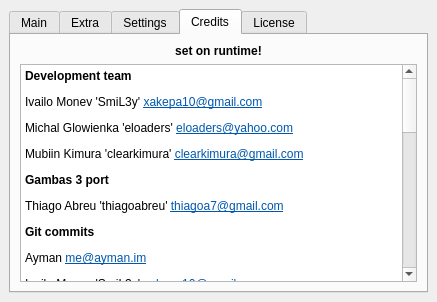
Before: the Qt Designer form src/gui.ui in kamilion/customizer, drawn with Qt 5.
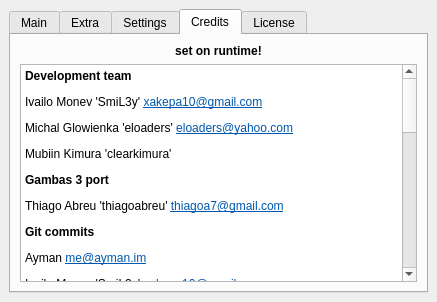
After: the same form once the commit is applied. The open tabs and pages were chosen to show the change. Icons and pictures are not drawn.

Diff of the .ui file:
```diff
--- a/src/gui.ui
+++ b/src/gui.ui
@@ -427,7 +427,7 @@
 &lt;p style=&quot; margin-top:12px; margin-bottom:12px; margin-left:0px; margin-right:0px; -qt-block-indent:0; text-indent:0px;&quot;&gt;&lt;span style=&quot; font-weight:600;&quot;&gt;Development team&lt;/span&gt;&lt;/p&gt;
 &lt;p style=&quot; margin-top:12px; margin-bottom:12px; margin-left:0px; margin-right:0px; -qt-block-indent:0; text-indent:0px;&quot;&gt;Ivailo Monev 'SmiL3y' &lt;a href=&quot;mailto:xakepa10@gmail.com&quot;&gt;&lt;span style=&quot; text-decoration: underline; color:#0057ae;&quot;&gt;xakepa10@gmail.com&lt;/span&gt;&lt;/a&gt;&lt;/p&gt;
 &lt;p style=&quot; margin-top:12px; margin-bottom:12px; margin-left:0px; margin-right:0px; -qt-block-indent:0; text-indent:0px;&quot;&gt;Michal Glowienka 'eloaders' &lt;a href=&quot;mailto:eloaders@yahoo.com&quot;&gt;&lt;span style=&quot; text-decoration: underline; color:#0057ae;&quot;&gt;eloaders@yahoo.com&lt;/span&gt;&lt;/a&gt;&lt;/p&gt;
-&lt;p style=&quot; margin-top:12px; margin-bottom:12px; margin-left:0px; margin-right:0px; -qt-block-indent:0; text-indent:0px;&quot;&gt;Mubiin Kimura 'clearkimura' &lt;a href=&quot;mailto:clearkimura@gmail.com&quot;&gt;&lt;span style=&quot; text-decoration: underline; color:#0057ae;&quot;&gt;clearkimura@gmail.com&lt;/span&gt;&lt;/a&gt;&lt;/p&gt;
+&lt;p style=&quot; margin-top:12px; margin-bottom:12px; margin-left:0px; margin-right:0px; -qt-block-indent:0; text-indent:0px;&quot;&gt;Mubiin Kimura 'clearkimura' &lt;/p&gt;
 &lt;p style=&quot; margin-top:12px; margin-bottom:12px; margin-left:0px; margin-right:0px; -qt-block-indent:0; text-indent:0px;&quot;&gt;&lt;span style=&quot; font-weight:600;&quot;&gt;Gambas 3 port&lt;/span&gt;&lt;/p&gt;
 &lt;p style=&quot; margin-top:12px; margin-bottom:12px; margin-left:0px; margin-right:0px; -qt-block-indent:0; text-indent:0px;&quot;&gt;Thiago Abreu 'thiagoabreu' &lt;a href=&quot;mailto:thiagoa7@gmail.com&quot;&gt;&lt;span style=&quot; text-decoration: underline; color:#0057ae;&quot;&gt;thiagoa7@gmail.com&lt;/span&gt;&lt;/a&gt;&lt;/p&gt;
 &lt;p style=&quot; margin-top:12px; margin-bottom:12px; margin-left:0px; margin-right:0px; -qt-block-indent:0; text-indent:0px;&quot;&gt;&lt;span style=&quot; font-weight:600;&quot;&gt;Git commits&lt;/span&gt;&lt;/p&gt;
@@ -435,7 +435,7 @@
 &lt;p style=&quot; margin-top:12px; margin-bottom:12px; margin-left:0px; margin-right:0px; -qt-block-indent:0; text-indent:0px;&quot;&gt;Ivailo Monev 'SmiL3y' &lt;a href=&quot;mailto:xakepa10@gmail.com&quot;&gt;&lt;span style=&quot; text-decoration: underline; color:#0057ae;&quot;&gt;xakepa10@gmail.com&lt;/span&gt;&lt;/a&gt;&lt;/p&gt;
 &lt;p style=&quot; margin-top:12px; margin-bottom:12px; margin-left:0px; margin-right:0px; -qt-block-indent:0; text-indent:0px;&quot;&gt;Per &lt;a href=&quot;mailto:mail@perguth.de&quot;&gt;&lt;span style=&quot; text-decoration: underline; color:#0057ae;&quot;&gt;mail@perguth.de&lt;/span&gt;&lt;/a&gt;&lt;/p&gt;
 &lt;p style=&quot; margin-top:12px; margin-bottom:12px; margin-left:0px; margin-right:0px; -qt-block-indent:0; text-indent:0px;&quot;&gt;Yes &lt;a href=&quot;mailto:iamnottyping.this@gmail.com&quot;&gt;&lt;span style=&quot; text-decoration: underline; color:#0057ae;&quot;&gt;iamnottyping.this@gmail.com&lt;/span&gt;&lt;/a&gt;&lt;/p&gt;
-&lt;p style=&quot; margin-top:12px; margin-bottom:12px; margin-left:0px; margin-right:0px; -qt-block-indent:0; text-indent:0px;&quot;&gt;Mubiin Kimura &lt;span style=&quot; font-family:'Courier New,courier';&quot;&gt;clearkimura&lt;/span&gt; &lt;a href=&quot;mailto:clearkimura@gmail.com&quot;&gt;&lt;span style=&quot; text-decoration: underline; color:#0057ae;&quot;&gt;clearkimura@gmail.com&lt;/span&gt;&lt;/a&gt;&lt;/p&gt;
+&lt;p style=&quot; margin-top:12px; margin-bottom:12px; margin-left:0px; margin-right:0px; -qt-block-indent:0; text-indent:0px;&quot;&gt;Mubiin Kimura 'clearkimura' &lt;/p&gt;
 &lt;p style=&quot; margin-top:12px; margin-bottom:12px; margin-left:0px; margin-right:0px; -qt-block-indent:0; text-indent:0px;&quot;&gt;mic &lt;a href=&quot;mailto:hreikin@gmail.com&quot;&gt;&lt;span style=&quot; text-decoration: underline; color:#0057ae;&quot;&gt;hreikin@gmail.com&lt;/span&gt;&lt;/a&gt;&lt;/p&gt;
 &lt;p style=&quot; margin-top:12px; margin-bottom:12px; margin-left:0px; margin-right:0px; -qt-block-indent:0; text-indent:0px;&quot;&gt;unknown &lt;a href=&quot;mailto:Shiki@prive-cc8aeae9a.(none)&quot;&gt;&lt;span style=&quot; text-decoration: underline; color:#0057ae;&quot;&gt;Shiki@prive-cc8aeae9a.(none)&lt;/span&gt;&lt;/a&gt;&lt;/p&gt;
 &lt;p style=&quot; margin-top:12px; margin-bottom:12px; margin-left:0px; margin-right:0px; -qt-block-indent:0; text-indent:0px;&quot;&gt;&lt;span style=&quot; font-weight:600;&quot;&gt;Git issues and pull requests&lt;/span&gt;&lt;/p&gt;
```
